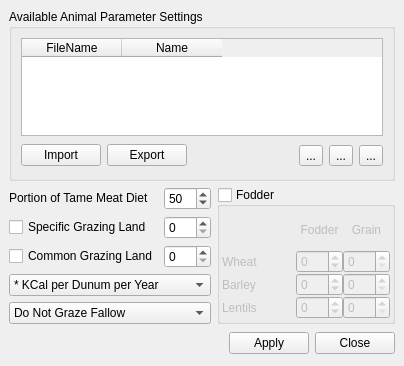
Above: src/ui/laanimalparameterbase.ui from arkygeek/landuseanalyst before the change. Below: the same form after it.
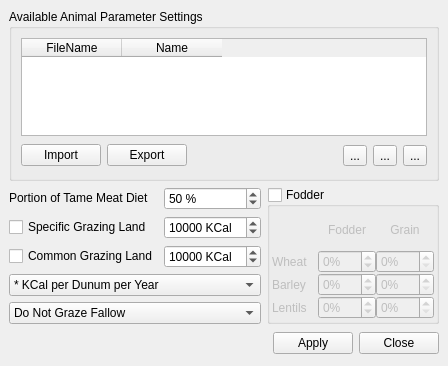
That is the form after the change. Icons and pictures are not drawn.

Commit message: tweaked some ui forms to make them look nicer (IMHO)

The edit to the form file:
```diff
--- a/src/ui/laanimalparameterbase.ui
+++ b/src/ui/laanimalparameterbase.ui
@@ -115,7 +115,7 @@
 &lt;p style=" margin-top:0px; margin-bottom:0px; margin-left:0px; margin-right:0px; -qt-block-indent:0; text-indent:0px;">Percent of animals diet provided by LENTILS&lt;/p>&lt;/body>&lt;/html></string>
         </property>
         <property name="suffix" >
-         <string/>
+         <string>%</string>
         </property>
         <property name="maximum" >
          <number>100</number>
@@ -139,7 +139,7 @@
 &lt;p style=" margin-top:0px; margin-bottom:0px; margin-left:0px; margin-right:0px; -qt-block-indent:0; text-indent:0px;">Percent of animals diet provided by &lt;span style=" color:#0000ff;">LENTIL FODDER&lt;/span>.&lt;/p>&lt;/body>&lt;/html></string>
         </property>
         <property name="suffix" >
-         <string/>
+         <string>%</string>
         </property>
         <property name="maximum" >
          <number>100</number>
@@ -179,7 +179,7 @@
 &lt;p style=" margin-top:0px; margin-bottom:0px; margin-left:0px; margin-right:0px; -qt-block-indent:0; text-indent:0px;">Percent of animals diet provided by BARLEY&lt;/p>&lt;/body>&lt;/html></string>
         </property>
         <property name="suffix" >
-         <string/>
+         <string>%</string>
         </property>
         <property name="maximum" >
          <number>100</number>
@@ -203,7 +203,7 @@
 &lt;p style=" margin-top:0px; margin-bottom:0px; margin-left:0px; margin-right:0px; -qt-block-indent:0; text-indent:0px;">Percent of animals diet provided by &lt;span style=" color:#0000ff;">BARLEY FODDER&lt;/span>&lt;/p>&lt;/body>&lt;/html></string>
         </property>
         <property name="suffix" >
-         <string/>
+         <string>%</string>
         </property>
         <property name="maximum" >
          <number>100</number>
@@ -243,7 +243,7 @@
 &lt;p style=" margin-top:0px; margin-bottom:0px; margin-left:0px; margin-right:0px; -qt-block-indent:0; text-indent:0px;">Percent of animals diet provided by WHEAT&lt;/p>&lt;/body>&lt;/html></string>
         </property>
         <property name="suffix" >
-         <string/>
+         <string>%</string>
         </property>
         <property name="maximum" >
          <number>100</number>
@@ -267,7 +267,7 @@
 &lt;p style=" margin-top:0px; margin-bottom:0px; margin-left:0px; margin-right:0px; -qt-block-indent:0; text-indent:0px;">Percent of animals diet provided by &lt;span style=" color:#0000ff;">WHEAT FODDER.&lt;/span>&lt;/p>&lt;/body>&lt;/html></string>
         </property>
         <property name="suffix" >
-         <string/>
+         <string>%</string>
         </property>
         <property name="maximum" >
          <number>100</number>
@@ -335,7 +335,20 @@
     </widget>
    </item>
    <item row="2" column="1" >
-    <widget class="QSpinBox" name="spinBoxUniqueRasterCalories" />
+    <widget class="QSpinBox" name="spinBoxUniqueRasterCalories" >
+     <property name="suffix" >
+      <string> KCal</string>
+     </property>
+     <property name="maximum" >
+      <number>99999999</number>
+     </property>
+     <property name="singleStep" >
+      <number>100</number>
+     </property>
+     <property name="value" >
+      <number>10000</number>
+     </property>
+    </widget>
    </item>
    <item row="4" column="0" colspan="2" >
     <widget class="QComboBox" name="comboBoxGrazingUnits" >
@@ -370,7 +383,20 @@
     </widget>
    </item>
    <item row="3" column="1" >
-    <widget class="QSpinBox" name="spinBoxCommonRasterCalories" />
+    <widget class="QSpinBox" name="spinBoxCommonRasterCalories" >
+     <property name="suffix" >
+      <string> KCal</string>
+     </property>
+     <property name="maximum" >
+      <number>99999999</number>
+     </property>
+     <property name="singleStep" >
+      <number>100</number>
+     </property>
+     <property name="value" >
+      <number>10000</number>
+     </property>
+    </widget>
    </item>
    <item row="3" column="0" >
     <widget class="QCheckBox" name="checkBoxCommonRaster" >
@@ -414,6 +440,9 @@
 &lt;/style>&lt;/head>&lt;body style=" font-family:'Sans Serif'; font-size:9pt; font-weight:400; font-style:normal; text-decoration:none;">
 &lt;p style=" margin-top:0px; margin-bottom:0px; margin-left:0px; margin-right:0px; -qt-block-indent:0; text-indent:0px;">This animal contiributes this percent towards the tame meat portion of the diet&lt;/p>&lt;/body>&lt;/html></string>
      </property>
+     <property name="suffix" >
+      <string> %</string>
+     </property>
      <property name="maximum" >
       <number>100</number>
      </property>
```
Left out of the diff: 2 changed lines with no effect on the pictures. The commit also changes 4 other files.
